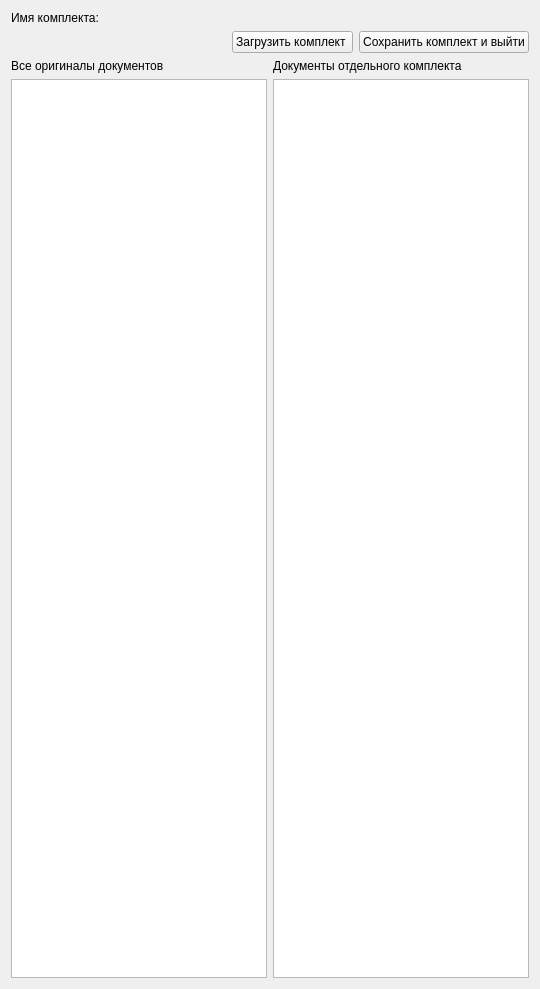
8evgeny/GIT, file 18_create_soft_links/create_soft_links/src/widget.ui: the form before one commit.
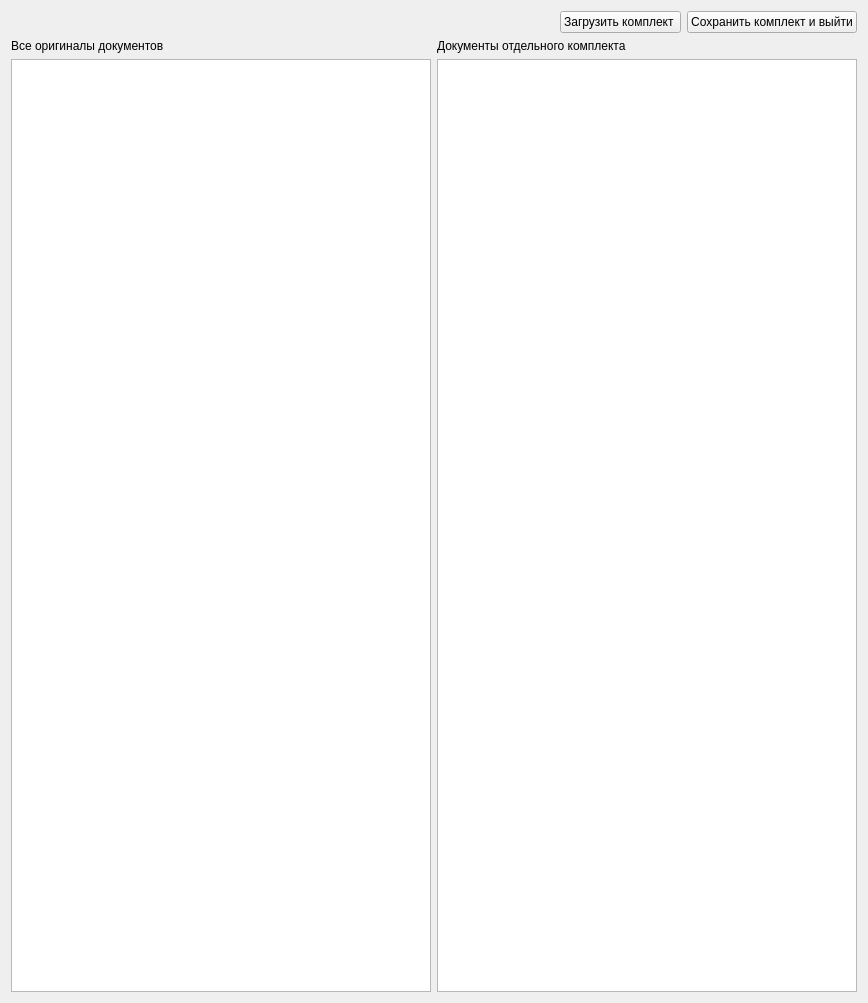
The form after the commit.

```diff
--- a/18_create_soft_links/create_soft_links/src/widget.ui
+++ b/18_create_soft_links/create_soft_links/src/widget.ui
@@ -2,11 +2,19 @@
 <ui version="4.0">
  <class>Widget</class>
  <widget class="QWidget" name="Widget">
+  <property name="geometry">
+   <rect>
+    <x>0</x>
+    <y>0</y>
+    <width>868</width>
+    <height>1003</height>
+   </rect>
+  </property>
   <property name="windowTitle">
    <string notr="true">Widget</string>
   </property>
   <layout class="QGridLayout" name="gridLayout">
-   <item row="1" column="0">
+   <item row="0" column="0">
     <layout class="QHBoxLayout" name="horizontalLayout_2">
      <item>
       <spacer name="horizontalSpacer">
@@ -44,24 +52,6 @@
     </layout>
    </item>
    <item row="3" column="0">
-    <layout class="QHBoxLayout" name="horizontalLayout">
-     <item>
-      <widget class="QLabel" name="label_2">
-       <property name="text">
-        <string>Все оригиналы документов</string>
-       </property>
-      </widget>
-     </item>
-     <item>
-      <widget class="QLabel" name="label">
-       <property name="text">
-        <string>Документы отдельного комплекта</string>
-       </property>
-      </widget>
-     </item>
-    </layout>
-   </item>
-   <item row="4" column="0">
     <layout class="QGridLayout" name="gridLayout_2">
      <item row="0" column="2">
       <layout class="QVBoxLayout" name="verticalLayout_2"/>
@@ -81,12 +71,23 @@
      </item>
     </layout>
    </item>
-   <item row="0" column="0">
-    <widget class="QLabel" name="nameDoc">
-     <property name="text">
-      <string>Имя комплекта:</string>
-     </property>
-    </widget>
+   <item row="2" column="0">
+    <layout class="QHBoxLayout" name="horizontalLayout">
+     <item>
+      <widget class="QLabel" name="label_2">
+       <property name="text">
+        <string>Все оригиналы документов</string>
+       </property>
+      </widget>
+     </item>
+     <item>
+      <widget class="QLabel" name="label">
+       <property name="text">
+        <string>Документы отдельного комплекта</string>
+       </property>
+      </widget>
+     </item>
+    </layout>
    </item>
   </layout>
  </widget>
```
